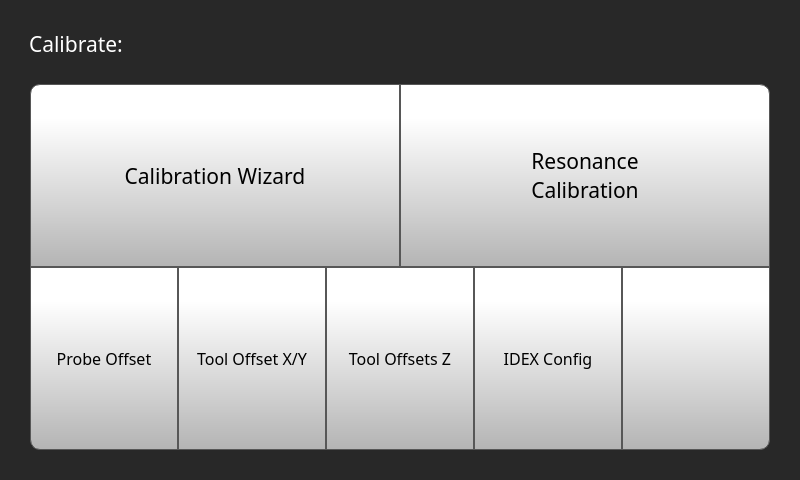
Before: the Qt Designer form octoprint_ControlCenter/ui/calibrate_screen/calibrate_screen.ui in FracktalWorks/ControlCenter, drawn with Qt 5.
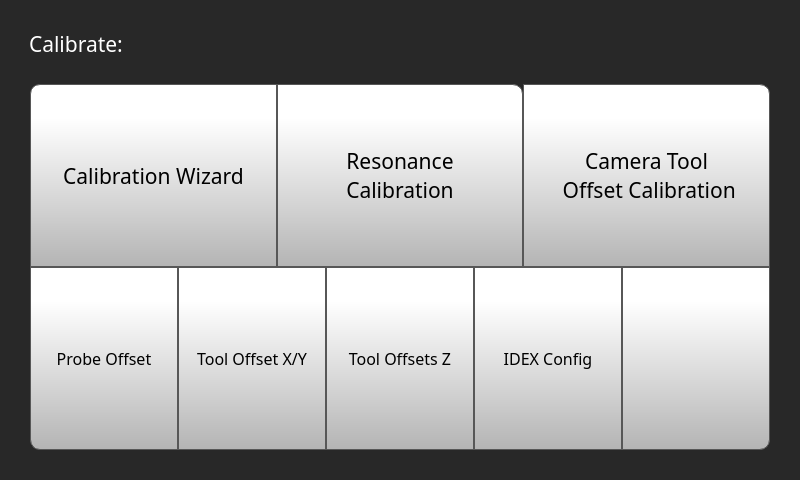
After: the same form once the commit is applied. Icons and pictures are not drawn.

Commit message:
Add camera tool offset calibration and dependency manager
Introduces a camera-based tool offset calibration UI with USB camera feed and movement controls. Adds a centralized dependency management system for automatic Python package installation at startup, updates main controller and calibration screen integration.

Patch:
```diff
--- a/octoprint_ControlCenter/ui/calibrate_screen/calibrate_screen.ui
+++ b/octoprint_ControlCenter/ui/calibrate_screen/calibrate_screen.ui
@@ -241,6 +241,64 @@
               </property>
              </widget>
             </item>
+            <item>
+             <widget class="QToolButton" name="cameraToolOffsetCalibrateButton">
+              <property name="sizePolicy">
+               <sizepolicy hsizetype="Expanding" vsizetype="Expanding">
+                <horstretch>0</horstretch>
+                <verstretch>0</verstretch>
+               </sizepolicy>
+              </property>
+              <property name="font">
+               <font>
+                <family>Gotham</family>
+                <pointsize>16</pointsize>
+               </font>
+              </property>
+              <property name="styleSheet">
+               <string notr="true">QToolButton {
+     border: 1px solid rgb(87, 87, 87);
+	background-color: qlineargradient(spread:pad, x1:0, y1:1, x2:0, y2:0.188, stop:0 rgba(180, 180, 180, 255), stop:1 rgba(255, 255, 255, 255));
+border-top-right-radius: 10px;
+
+}
+
+QToolButton:pressed {
+    background-color: qlineargradient(x1: 0, y1: 0, x2: 0, y2: 1,
+                                      stop: 0 #dadbde, stop: 1 #f6f7fa);
+}
+
+QToolButton:flat {
+    border: none; /* no border for a flat push button */
+}
+
+QToolButton:default {
+    border-color: navy; /* make the default button prominent */
+}
+
+QToolButton:focus {
+	outline: none;
+}</string>
+              </property>
+              <property name="text">
+               <string>Camera Tool
+ Offset Calibration</string>
+              </property>
+              <property name="icon">
+               <iconset resource="../resources/resource.qrc">
+                <normaloff>:/Icons/img/icons/lens.png</normaloff>:/Icons/img/icons/lens.png</iconset>
+              </property>
+              <property name="iconSize">
+               <size>
+                <width>70</width>
+                <height>70</height>
+               </size>
+              </property>
+              <property name="toolButtonStyle">
+               <enum>Qt::ToolButtonTextUnderIcon</enum>
+              </property>
+             </widget>
+            </item>
            </layout>
           </item>
           <item>
```
The commit also changes 13 other files.
